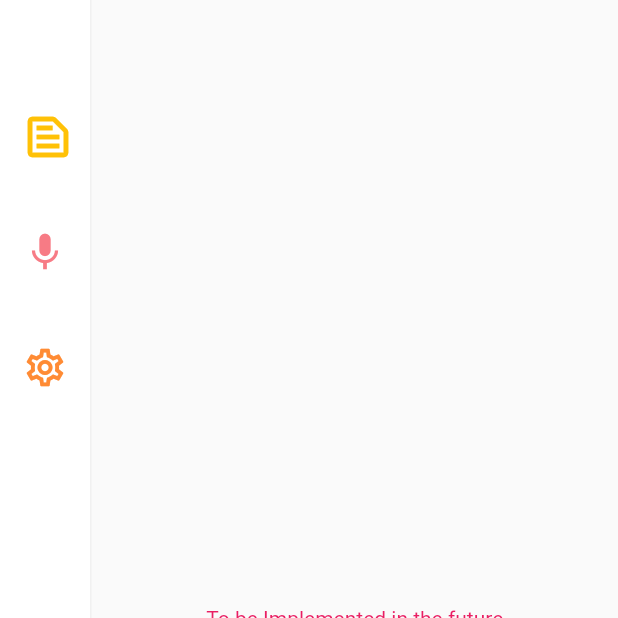
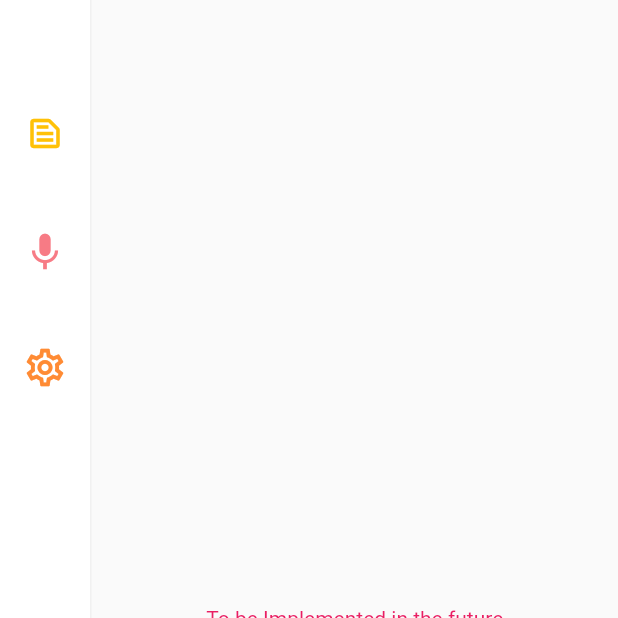
Before and after one commit to MoazSalem/Colorful_Notes, a Flutter app: the screen it shows after launch, after a tap on the "keyboard voice" icon, on a phone screen of 412 x 824 dp, the top half of it. Run offline on Flutter 3.47's test engine with Material 2 defaults, Android fonts, the phone set to English and light mode, and no system bars; our stand-ins replace adaptive_theme, shared_preferences, sqflite; accounts and stored records are empty.

Commit message:
Tablet UI Reworked

```diff
--- a/lib/Screens/HomeScreen.dart
+++ b/lib/Screens/HomeScreen.dart
@@ -93,12 +93,12 @@ class _HomeState extends State<Home> {
                           ? Icon(
                               Icons.text_snippet_outlined,
                               color: Colors.amber,
-                              size: isTablet ? 26 : 36,
+                              size: isTablet ? 36 : 26,
                             )
                           : Icon(
                               Icons.text_snippet,
                               color: Colors.amber,
-                              size: isTablet ? 30 : 40,
+                              size: isTablet ?  40 : 30,
                             )),
                   const SizedBox(
                     height: 30,
@@ -108,15 +108,15 @@ class _HomeState extends State<Home> {
                         onIndexChanged(1);
                       },
                       icon: currentIndex != 1
-                          ? const Icon(
+                          ? Icon(
                               Icons.keyboard_voice_outlined,
                               color: Color(0xfff77b85),
-                              size: 30,
+                              size: isTablet ?  40 : 30,
                             )
-                          : const Icon(
+                          : Icon(
                               Icons.keyboard_voice,
                               color: Color(0xfff77b85),
-                              size: 30,
+                              size: isTablet ?  40 : 30,
                             )),
                   const SizedBox(
                     height: 30,
@@ -126,15 +126,15 @@ class _HomeState extends State<Home> {
                         onIndexChanged(2);
                       },
                       icon: currentIndex != 2
-                          ? const Icon(
+                          ? Icon(
                               Icons.settings_outlined,
                               color: Color(0xffff8b34),
-                              size: 30,
+                              size: isTablet ?  40 : 30,
                             )
-                          : const Icon(
+                          : Icon(
                               Icons.settings,
                               color: Color(0xffff8b34),
-                              size: 30,
+                              size: isTablet ?  40 : 30,
                             )),
                 ],
               )),
@@ -144,15 +144,15 @@ class _HomeState extends State<Home> {
                   onIndexChanged(3);
                 },
                 icon: currentIndex != 3
-                    ? const Icon(
+                    ? Icon(
                         Icons.info_outline,
                         color: Color(0xff66c6c2),
-                        size: 30,
+                        size: isTablet ?  40 : 30,
                       )
-                    : const Icon(
+                    : Icon(
                         Icons.info,
                         color: Color(0xff66c6c2),
-                        size: 30,
+                        size: isTablet ?  40 : 30,
                       )),
           )
         ],
```
